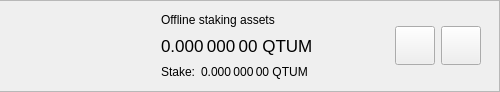
Above: src/qt/forms/delegationitemwidget.ui from equitypay/eqpay before the change; both pictures show x 227 to 727 and y 0 to 92 of the 727 by 92 pixel window. Below: the same form after it.
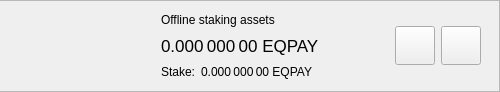
That is the form after the change.

Commit message: Rename Qtum -> EqPay

```diff
--- a/src/qt/forms/delegationitemwidget.ui
+++ b/src/qt/forms/delegationitemwidget.ui
@@ -236,7 +236,7 @@
                   <string>Your current spendable balance</string>
                  </property>
                  <property name="text">
-                  <string notr="true">0.000 000 00 QTUM</string>
+                  <string notr="true">0.000 000 00 EQPAY</string>
                  </property>
                  <property name="alignment">
                   <set>Qt::AlignLeading|Qt::AlignLeft|Qt::AlignVCenter</set>
@@ -270,7 +270,7 @@
                  <item>
                   <widget class="QLabel" name="labelStake">
                    <property name="text">
-                    <string>0.000 000 00 QTUM</string>
+                    <string>0.000 000 00 EQPAY</string>
                    </property>
                    <property name="alignment">
                     <set>Qt::AlignLeading|Qt::AlignLeft|Qt::AlignVCenter</set>
```
The commit also changes 542 other files.
